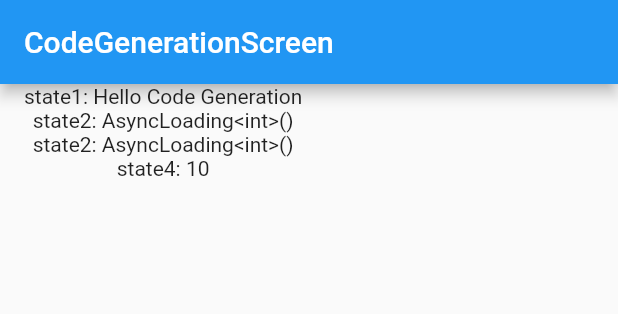
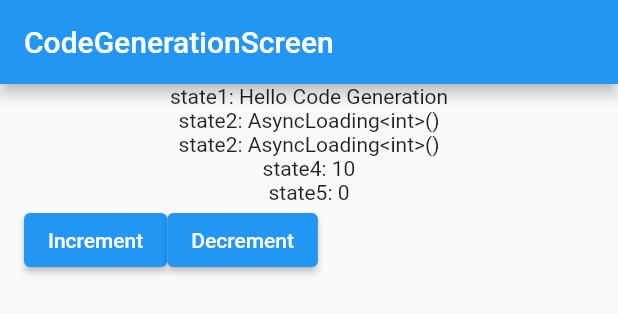
Before and after one commit to walkerJung/riverpod_ex, a Flutter app: the CodeGenerationScreen widget shown alone on an empty page, opened directly, on a phone screen of 412 x 824 dp. Shown: the top 314 px of the screen. Run offline on Flutter 3.47's test engine with Material 2 defaults, Android fonts, the phone set to English and light mode, and no system bars; our stand-ins replace flutter_riverpod, riverpod_annotation; generated files the repository leaves out were written again.

Commit message:
feat: Riverpod v2 StateNotifierProvider 코드제너레이션으로 생성하기

```diff
--- a/lib/riverpod/code_generation_provider.dart
+++ b/lib/riverpod/code_generation_provider.dart
@@ -29,3 +29,19 @@
     {required int number1, required int number2}) {
   return number1 * number2;
 }
+
+@riverpod
+class GStateNotifier extends _$GStateNotifier {
+  @override
+  int build() {
+    return 0;
+  }
+
+  increment() {
+    state++;
+  }
+
+  decrement() {
+    state--;
+  }
+}
--- a/lib/screen/code_generation_screen.dart
+++ b/lib/screen/code_generation_screen.dart
@@ -12,6 +12,7 @@
     final state2 = ref.watch(gStateFutureProvider);
     final state3 = ref.watch(gStateFuture2Provider);
     final state4 = ref.watch(gStateMultyplyProvider(number1: 5, number2: 2));
+    final state5 = ref.watch(gStateNotifierProvider);
     return DefaultLayout(
       title: 'CodeGenerationScreen',
       body: Column(
@@ -20,6 +21,23 @@
           Text('state2: $state2'),
           Text('state2: $state3'),
           Text('state4: $state4'),
+          Text('state5: $state5'),
+          Row(
+            children: [
+              ElevatedButton(
+                onPressed: () {
+                  ref.read(gStateNotifierProvider.notifier).increment();
+                },
+                child: const Text('Increment'),
+              ),
+              ElevatedButton(
+                onPressed: () {
+                  ref.read(gStateNotifierProvider.notifier).decrement();
+                },
+                child: const Text('Decrement'),
+              ),
+            ],
+          )
         ],
       ),
     );
```
Also changed, not shown: lib/riverpod/code_generation_provider.g.dart, 1 other file.
